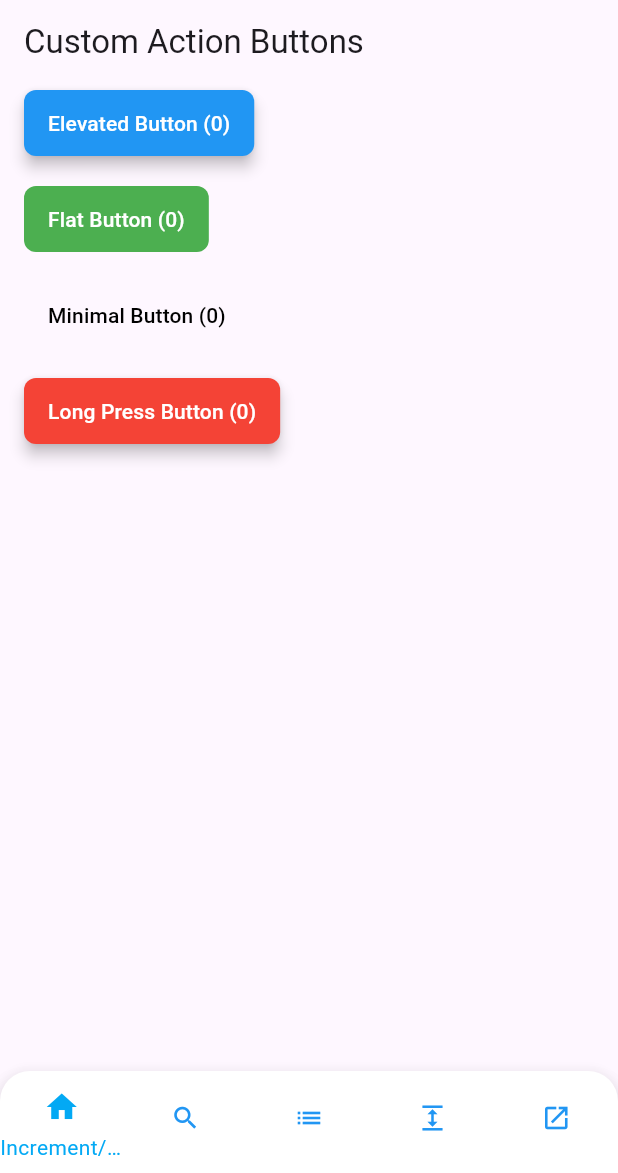
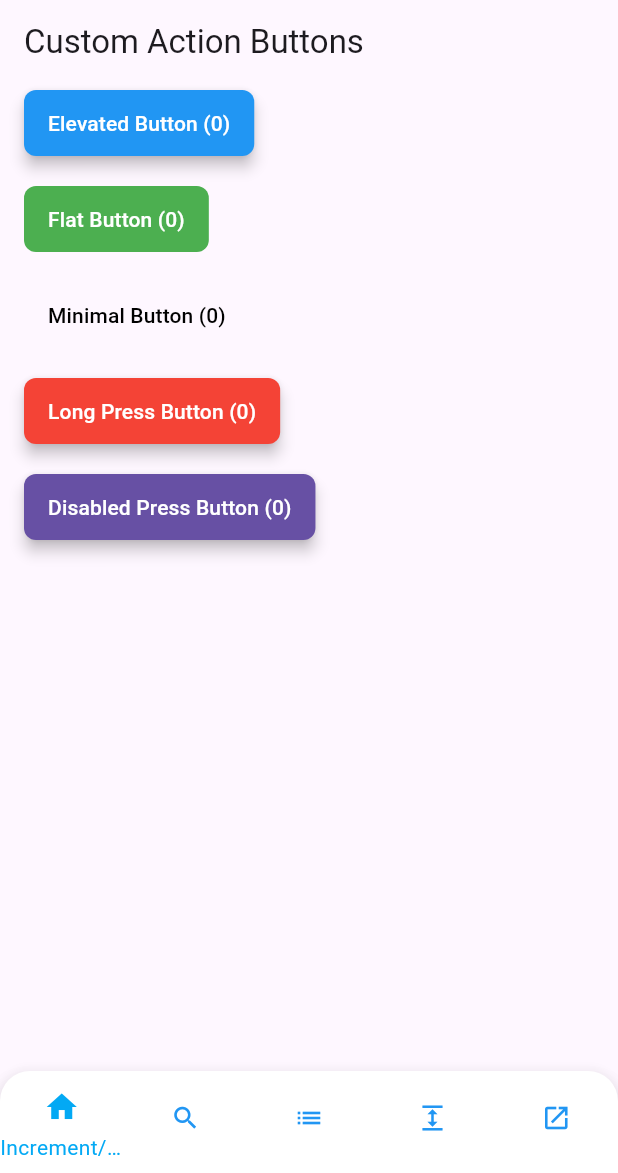
Before and after one commit to FrenkyDema/risto_widgets, a Flutter app: the screen it shows after launch, swiped to page 2, on a phone screen of 412 x 824 dp, the part 63-1236 px from its top. Run offline on Flutter 3.47's test engine with Material 3 defaults, Android fonts, the phone set to English and light mode, and no system bars.

Commit message:
Add disabled CustomActionButton

```diff
--- a/example/lib/pages/action_button_page.dart
+++ b/example/lib/pages/action_button_page.dart
@@ -77,6 +77,15 @@ class _ActionButtonPageState extends State<ActionButtonPage> {
           borderRadius: 8.0,
           child: Text('Long Press Button ($counter)'),
         ),
+        const SizedBox(height: 16),
+
+        CustomActionButton(
+          elevation: 4.0,
+          child: Text(
+            'Disabled Press Button ($counter)',
+            style: const TextStyle(color: Colors.white),
+          ),
+        ),
       ],
     );
   }
--- a/lib/risto_widgets.dart
+++ b/lib/risto_widgets.dart
@@ -1,6 +1,5 @@
 library risto_widgets;
 
-export 'widgets/buttons/action_wrapper.dart';
 export 'widgets/buttons/custom_action_button.dart';
 export 'widgets/buttons/expandable_list_tile_button.dart';
 export 'widgets/buttons/list_tile_button.dart';
--- a/lib/widgets/buttons/custom_action_button.dart
+++ b/lib/widgets/buttons/custom_action_button.dart
@@ -14,9 +14,10 @@ class CustomActionButton extends StatefulWidget {
 
   final Color? backgroundColor;
   final Color? foregroundColor;
+  final Color? shadowColor;
   final Color? splashColor;
   final Color? disabledBackgroundColor;
-  final Color? disabledForegroundColor;
+  final Color? disabledBorderColor;
   final Color? borderColor;
 
   final double? elevation;
@@ -24,7 +25,6 @@ class CustomActionButton extends StatefulWidget {
   final double? width;
   final double? height;
 
-  final BorderSide? side;
   final OutlinedBorder? shape;
 
   final EdgeInsetsGeometry? padding;
@@ -40,15 +40,15 @@ class CustomActionButton extends StatefulWidget {
     this.onLongPress,
     this.backgroundColor,
     this.foregroundColor,
+    this.shadowColor,
     this.splashColor,
     this.disabledBackgroundColor,
-    this.disabledForegroundColor,
+    this.disabledBorderColor,
     this.borderColor,
     this.elevation,
     this.borderRadius,
     this.width,
     this.height,
-    this.side,
     this.shape,
     this.padding,
     this.margin,
@@ -78,14 +78,13 @@ class CustomActionButton extends StatefulWidget {
       buttonType: ButtonType.elevated,
       onPressed: onPressed,
       backgroundColor: backgroundColor,
-      foregroundColor: foregroundColor,
+      shadowColor: foregroundColor,
       splashColor: splashColor,
       disabledBackgroundColor: disabledBackgroundColor,
-      disabledForegroundColor: disabledForegroundColor,
+      disabledBorderColor: disabledForegroundColor,
       borderColor: borderColor,
       elevation: elevation,
       borderRadius: borderRadius,
-      side: side,
       shape: shape,
       width: width,
       height: height,
@@ -118,13 +117,12 @@ class CustomActionButton extends StatefulWidget {
       buttonType: ButtonType.flat,
       onPressed: onPressed,
       backgroundColor: backgroundColor,
-      foregroundColor: foregroundColor,
+      shadowColor: foregroundColor,
       splashColor: splashColor,
       disabledBackgroundColor: disabledBackgroundColor,
-      disabledForegroundColor: disabledForegroundColor,
+      disabledBorderColor: disabledForegroundColor,
       borderColor: borderColor,
       borderRadius: borderRadius,
-      side: side,
       shape: shape,
       width: width,
       height: height,
@@ -149,7 +147,7 @@ class CustomActionButton extends StatefulWidget {
     return CustomActionButton(
       buttonType: ButtonType.minimal,
       onPressed: onPressed,
-      disabledForegroundColor: disabledForegroundColor,
+      disabledBorderColor: disabledForegroundColor,
       borderColor: borderColor,
       width: width,
       height: height,
@@ -185,14 +183,13 @@ class CustomActionButton extends StatefulWidget {
       onPressed: onPressed,
       onLongPress: onLongPress,
       backgroundColor: backgroundColor,
-      foregroundColor: foregroundColor,
+      shadowColor: foregroundColor,
       splashColor: splashColor,
       disabledBackgroundColor: disabledBackgroundColor,
-      disabledForegroundColor: disabledForegroundColor,
+      disabledBorderColor: disabledForegroundColor,
       borderColor: borderColor,
       elevation: elevation,
       borderRadius: borderRadius,
-      side: side,
       shape: shape,
       width: width,
       height: height,
@@ -232,45 +229,59 @@ class _CustomActionButtonState extends State<CustomActionButton> {
     switch (widget.buttonType) {
       case ButtonType.minimal:
         return _buildMinimalButton(context);
-      case ButtonType.flat:
-        return _buildFlatButton(context);
       case ButtonType.longPress:
         return _buildLongPressButton(context);
       case ButtonType.elevated:
+        return _buildElevatedButton(context);
+      case ButtonType.flat:
       default:
-        return _buildElevatedButton(context);
+        return _buildFlatButton(context);
     }
   }
 
   Widget _buildDisabledButton(BuildContext context) {
     final ButtonStyle buttonStyle = ElevatedButton.styleFrom(
-      foregroundColor: widget.disabledForegroundColor ?? Colors.grey.shade600,
-      backgroundColor: widget.disabledBackgroundColor ?? Colors.grey.shade400,
+      overlayColor: Colors.transparent,
+      surfaceTintColor: Colors.transparent,
+      shadowColor: widget.shadowColor ?? Colors.black,
+      foregroundColor: widget.foregroundColor ?? Colors.transparent,
+      backgroundColor: widget.disabledBackgroundColor ??
+          widget.backgroundColor ??
+          Theme.of(context).primaryColor,
       padding: widget.padding ??
           const EdgeInsets.symmetric(horizontal: 16, vertical: 12),
       shape: widget.shape ??
           RoundedRectangleBorder(
             borderRadius: BorderRadius.circular(widget.borderRadius ?? 8.0),
-            side: widget.side ?? BorderSide.none,
+            side: (widget.disabledBorderColor ?? widget.borderColor) != null
+                ? BorderSide(
+                    color: widget.disabledBorderColor ??
+                        widget.borderColor ??
+                        Colors.transparent,
+                    width: 1)
+                : BorderSide.none,
           ),
-      elevation: 0.0,
+      elevation: widget.elevation,
     );
 
     return Container(
       margin: widget.margin,
       width: widget.width,
       height: widget.height,
-      child: ElevatedButton(
-        style: buttonStyle,
-        onPressed: null,
-        child: widget.child,
+      child: AbsorbPointer(
+        absorbing: true,
+        child: ElevatedButton(
+          style: buttonStyle,
+          onPressed: () {},
+          child: widget.child,
+        ),
       ),
     );
   }
 
   Widget _buildElevatedButton(BuildContext context) {
     final ButtonStyle buttonStyle = ElevatedButton.styleFrom(
-      foregroundColor: widget.foregroundColor ?? Colors.white,
+      foregroundColor: widget.shadowColor ?? Colors.black,
       backgroundColor: widget.backgroundColor ?? Theme.of(context).primaryColor,
       padding: widget.padding ??
           const EdgeInsets.symmetric(horizontal: 16, vertical: 12),
@@ -278,14 +289,11 @@ class _CustomActionButtonState extends State<CustomActionButton> {
           RoundedRectangleBorder(
             borderRadius: BorderRadius.circular(widget.borderRadius ?? 8.0),
             side: widget.borderColor != null
-                ? BorderSide(color: widget.borderColor!, width: 2)
+                ? BorderSide(color: widget.borderColor!, width: 1)
                 : BorderSide.none,
           ),
       elevation: widget.elevation ?? 2.0,
-    ).copyWith(
-      overlayColor: widget.splashColor != null
-          ? WidgetStateProperty.all(widget.splashColor)
-          : null,
+      overlayColor: widget.splashColor ?? Colors.transparent,
       splashFactory: widget.splashFactory,
     );
 
@@ -303,21 +311,18 @@ class _CustomActionButtonState extends State<CustomActionButton> {
 
   Widget _buildFlatButton(BuildContext context) {
     final ButtonStyle buttonStyle = TextButton.styleFrom(
-      foregroundColor: widget.foregroundColor ?? Theme.of(context).primaryColor,
-      backgroundColor: widget.backgroundColor ?? Colors.transparent,
+      foregroundColor: widget.shadowColor ?? Colors.white,
+      backgroundColor: widget.backgroundColor ?? Theme.of(context).primaryColor,
+      overlayColor: widget.splashColor ?? Colors.grey.withOpacity(0.2),
       padding: widget.padding ??
           const EdgeInsets.symmetric(horizontal: 16, vertical: 12),
       shape: widget.shape ??
           RoundedRectangleBorder(
             borderRadius: BorderRadius.circular(widget.borderRadius ?? 8.0),
             side: widget.borderColor != null
-                ? BorderSide(color: widget.borderColor!, width: 2)
+                ? BorderSide(color: widget.borderColor!, width: 1)
                 : BorderSide.none,
           ),
-    ).copyWith(
-      overlayColor: WidgetStateProperty.all(
-        widget.splashColor ?? Colors.grey.withOpacity(0.2),
-      ),
       splashFactory: widget.splashFactory ?? InkRipple.splashFactory,
     );
 
@@ -340,6 +345,9 @@ class _CustomActionButtonState extends State<CustomActionButton> {
           const EdgeInsets.symmetric(horizontal: 16, vertical: 12),
       shape: widget.shape ?? const RoundedRectangleBorder(),
       backgroundColor: Colors.transparent,
+      side: widget.borderColor != null
+          ? BorderSide(color: widget.borderColor!, width: 1)
+          : BorderSide.none,
     ).copyWith(
       overlayColor: WidgetStateProperty.all(Colors.transparent),
       splashFactory: NoSplash.splashFactory,
@@ -359,7 +367,7 @@ class _CustomActionButtonState extends State<CustomActionButton> {
 
   Widget _buildLongPressButton(BuildContext context) {
     final ButtonStyle buttonStyle = ElevatedButton.styleFrom(
-      foregroundColor: widget.foregroundColor ?? Colors.white,
+      foregroundColor: widget.shadowColor ?? Colors.white,
       backgroundColor: widget.backgroundColor ?? Theme.of(context).primaryColor,
       padding: widget.padding ??
           const EdgeInsets.symmetric(horizontal: 16, vertical: 12),
@@ -367,7 +375,7 @@ class _CustomActionButtonState extends State<CustomActionButton> {
           RoundedRectangleBorder(
             borderRadius: BorderRadius.circular(widget.borderRadius ?? 8.0),
             side: widget.borderColor != null
-                ? BorderSide(color: widget.borderColor!, width: 2)
+                ? BorderSide(color: widget.borderColor!, width: 1)
                 : BorderSide.none,
           ),
       elevation: widget.elevation ?? 2.0,
```
Also changed, not shown: lib/widgets/buttons/action_wrapper.dart (deleted, +0 -42 lines), 1 other file.
